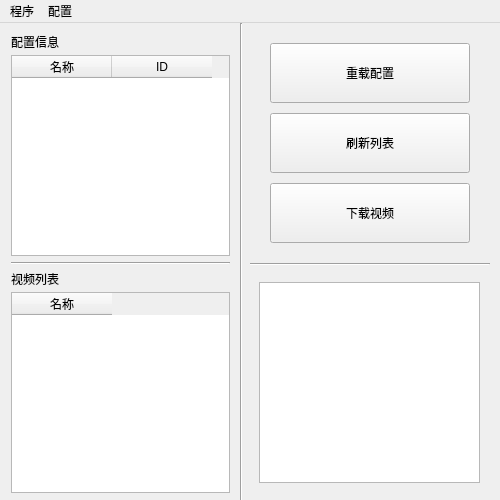
Qt form src/cctvvideodownload/ctvd.ui (letr007/CCTVVideoDownloader) before a commit.
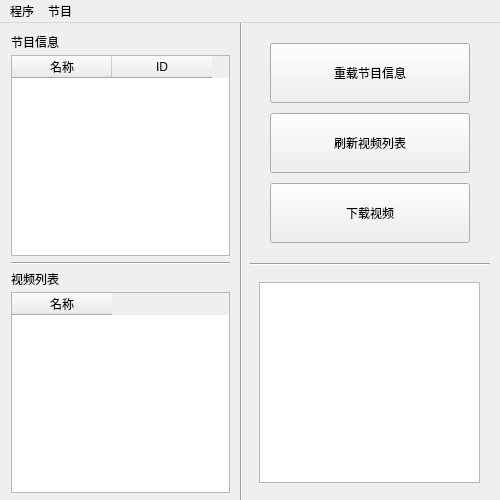
The same form after that commit. Icons and pictures are not drawn.

```diff
--- a/src/cctvvideodownload/ctvd.ui
+++ b/src/cctvvideodownload/ctvd.ui
@@ -25,6 +25,9 @@
   <property name="windowTitle">
    <string>MainWindow</string>
   </property>
+  <property name="styleSheet">
+   <string notr="true"/>
+  </property>
   <widget class="QWidget" name="centralwidget">
    <widget class="QTextBrowser" name="textBrowser">
     <property name="geometry">
@@ -40,9 +43,9 @@
     <property name="geometry">
      <rect>
       <x>240</x>
-      <y>0</y>
-      <width>3</width>
-      <height>500</height>
+      <y>-1</y>
+      <width>2</width>
+      <height>501</height>
      </rect>
     </property>
     <property name="orientation">
@@ -72,7 +75,7 @@
      </rect>
     </property>
     <property name="text">
-     <string>重载配置</string>
+     <string>重载节目信息</string>
     </property>
     <property name="icon">
      <iconset>
@@ -89,7 +92,7 @@
      </rect>
     </property>
     <property name="text">
-     <string>刷新列表</string>
+     <string>刷新视频列表</string>
     </property>
     <property name="icon">
      <iconset>
@@ -149,7 +152,7 @@
      </rect>
     </property>
     <property name="text">
-     <string>配置信息</string>
+     <string>节目信息</string>
     </property>
    </widget>
    <widget class="QTableWidget" name="tableWidget_Config">
@@ -207,7 +210,7 @@
    </widget>
    <widget class="QMenu" name="menu_2">
     <property name="title">
-     <string>配置</string>
+     <string>节目</string>
     </property>
     <addaction name="actionin"/>
     <addaction name="actionout"/>
```
Left out of the diff: 13 changed lines with no effect on the pictures.
